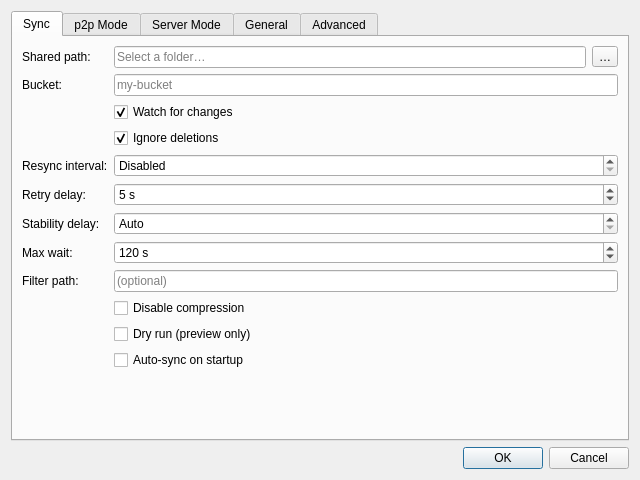
Above: hsync_desktop/ui/settings_dialog.ui from albertsdk/hsync-desktop before the change. Below: the same form after it.
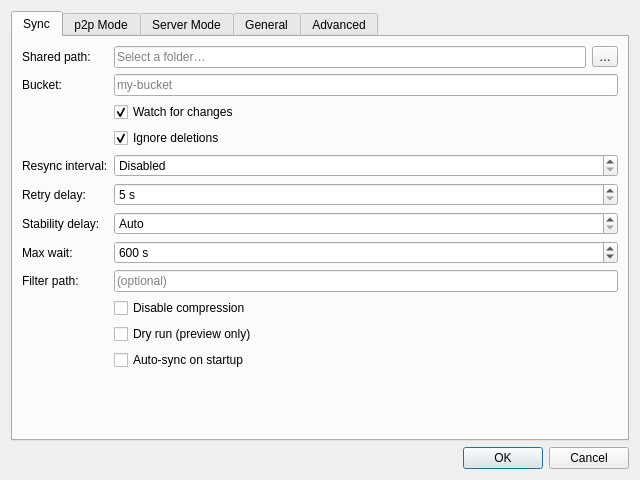
That is the form after the change. Icons and pictures are not drawn.

Commit message: feat(ui): refine settings appearance, notifications and window fit

Diff of the .ui file:
```diff
--- a/hsync_desktop/ui/settings_dialog.ui
+++ b/hsync_desktop/ui/settings_dialog.ui
@@ -133,7 +133,7 @@
        <item row="5" column="1">
         <widget class="QSpinBox" name="retryDelay">
          <property name="minimum">
-          <number>1</number>
+          <number>5</number>
          </property>
          <property name="maximum">
           <number>60</number>
@@ -182,13 +182,13 @@
        <item row="7" column="1">
         <widget class="QSpinBox" name="maxWait">
          <property name="minimum">
-          <number>10</number>
+          <number>60</number>
          </property>
          <property name="maximum">
           <number>3600</number>
          </property>
          <property name="value">
-          <number>120</number>
+          <number>600</number>
          </property>
          <property name="suffix">
           <string> s</string>
```
Left out of the diff: 6 changed lines with no effect on the pictures. The commit also changes 49 other files.
